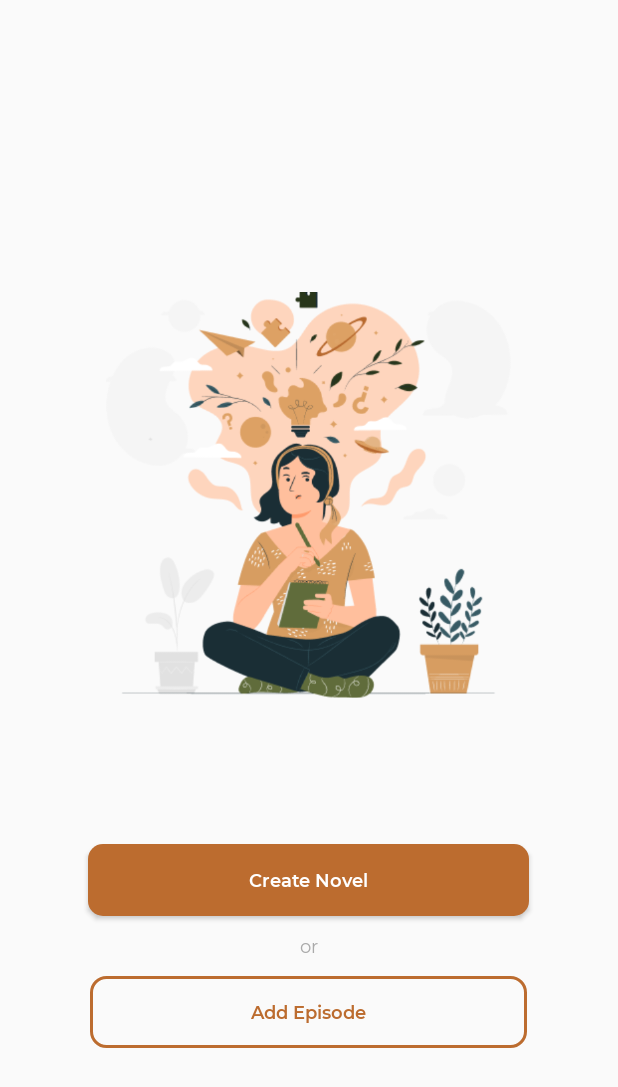
After one commit to ddhiaul/Markoop, an Android app: the PublishActivity screen opened directly, with no data from a screen before it, on a phone screen of 412 x 824 dp. The commit adds this screen. Shown: the top 1087 px of the screen. Run offline under Robolectric (Android 15) with nearby library versions, the phone set to English and light mode, and no system bars.

Commit message:
add my fav novel page, add publish page, add btn seconday, add arrow left, add publish illustration

```diff
--- a/app/src/main/AndroidManifest.xml
+++ b/app/src/main/AndroidManifest.xml
@@ -9,6 +9,12 @@
         android:roundIcon="@mipmap/ic_launcher_round"
         android:supportsRtl="true"
         android:theme="@style/Theme.Markoop">
+        <activity
+            android:name="com.finalproject.markoop.setting.MyFavNovelActivity"
+            android:exported="true" />
+        <activity
+            android:name="com.finalproject.markoop.setting.PublishActivity"
+            android:exported="true" />
         <activity
             android:name="com.finalproject.markoop.WelcomeActivity"
             android:exported="true" />
--- /dev/null
+++ b/app/src/main/java/com/finalproject/markoop/setting/PublishActivity.kt
@@ -0,0 +1,12 @@
+package com.finalproject.markoop.setting
+
+import androidx.appcompat.app.AppCompatActivity
+import android.os.Bundle
+import com.finalproject.dean.markoop.R
+
+class PublishActivity : AppCompatActivity() {
+    override fun onCreate(savedInstanceState: Bundle?) {
+        super.onCreate(savedInstanceState)
+        setContentView(R.layout.activity_publish)
+    }
+}
--- a/app/src/main/res/drawable/btn_secondary.xml
+++ b/app/src/main/res/drawable/btn_secondary.xml
@@ -1,6 +1,7 @@
 <?xml version="1.0" encoding="utf-8"?>
 <shape xmlns:android="http://schemas.android.com/apk/res/android"
     android:shape="rectangle">
-
-    <solid android:color="@color/dark_primary_color"/>
+    <corners android:radius="10dp"/>
+    <stroke android:width="2dp"
+        android:color="@color/dark_primary_color"/>
 </shape>
--- /dev/null
+++ b/app/src/main/res/layout/activity_publish.xml
@@ -0,0 +1,53 @@
+<?xml version="1.0" encoding="utf-8"?>
+<LinearLayout xmlns:android="http://schemas.android.com/apk/res/android"
+    xmlns:app="http://schemas.android.com/apk/res-auto"
+    xmlns:tools="http://schemas.android.com/tools"
+    android:layout_width="match_parent"
+    android:layout_height="match_parent"
+    android:orientation="vertical"
+    android:gravity="center"
+    tools:context="com.finalproject.markoop.setting.PublishActivity">
+
+    <ImageView
+        android:layout_width="270dp"
+        android:layout_height="wrap_content"
+        android:src="@drawable/publish_ill"/>
+
+    <Button
+        android:id="@+id/btn_create_novel"
+        android:layout_width="wrap_content"
+        android:layout_height="wrap_content"
+        android:layout_marginTop="28dp"
+        android:fontFamily="@font/montserrat_semibold"
+        android:text="Create Novel"
+        android:textSize="12dp"
+        android:textColor="@color/white"
+        android:textAllCaps="false"
+        android:background="@drawable/btn_primary"
+        android:paddingHorizontal="107dp"/>
+
+    <TextView
+        android:layout_width="wrap_content"
+        android:layout_height="wrap_content"
+        android:layout_marginTop="12dp"
+        android:fontFamily="@font/montserrat_regular"
+        android:text="or"
+        android:textSize="12dp"
+        android:textColor="@android:color/darker_gray"/>
+
+    <Button
+        android:id="@+id/btn_add_episode"
+        android:layout_width="wrap_content"
+        android:layout_height="wrap_content"
+        android:layout_marginTop="12dp"
+        android:fontFamily="@font/montserrat_semibold"
+        android:text="Add Episode"
+        android:textSize="12dp"
+        android:textColor="@color/dark_primary_color"
+        android:textAllCaps="false"
+        android:background="@drawable/btn_secondary"
+        android:paddingHorizontal="107dp"/>
+
+
+
+</LinearLayout>
```
Also changed, not shown: app/src/main/java/com/finalproject/markoop/setting/MyFavNovelActivity.kt (added, +12 -0 lines), app/src/main/res/layout/activity_my_fav_novel.xml (added, +41 -0 lines), app/src/main/res/drawable/arrow_left.png (added), app/src/main/res/drawable/publish_ill.png (added).
